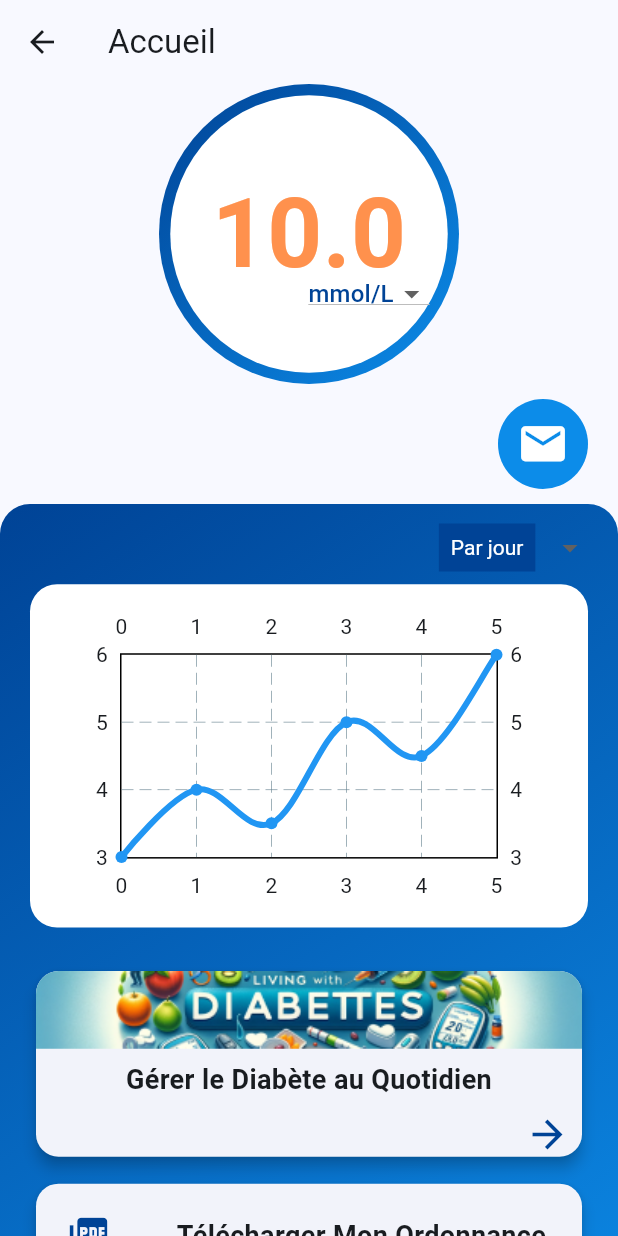
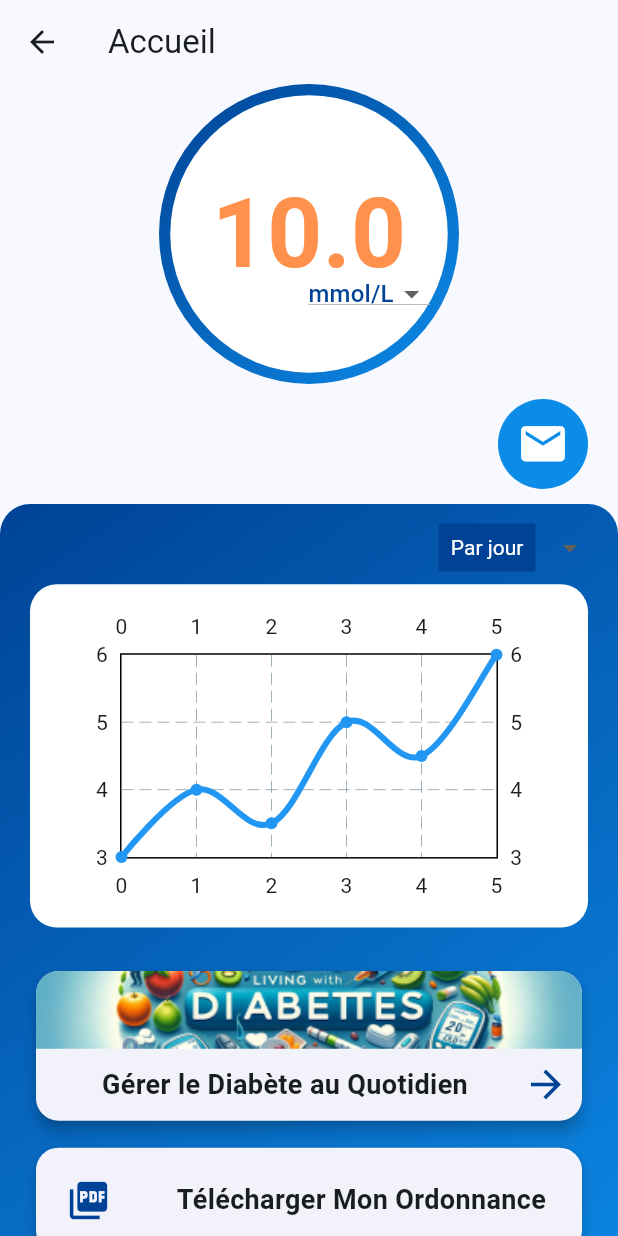
Before and after one commit to PaulDelamare/Diwe_front, a Flutter app: the HomePage screen opened by its route, on a phone screen of 412 x 824 dp. Run offline on Flutter 3.47's test engine with Material 3 defaults, Android fonts, the phone set to English and light mode, and no system bars; drawn by our look-alikes of fl_chart.

Commit message:
le design de la card pour le blog à été ajuster.

```diff
--- a/lib/home/buttonBlog.dart
+++ b/lib/home/buttonBlog.dart
@@ -4,7 +4,7 @@ class ButtonBlogCard extends StatelessWidget {
   @override
   Widget build(BuildContext context) {
     return Container(
-      margin: EdgeInsets.symmetric(horizontal: 20), // Ajout de la même marge horizontale que celle utilisée dans le graphique.dart
+      margin: EdgeInsets.symmetric(horizontal: 20),
       child: GestureDetector(
         onTap: () {
           // Action à effectuer lorsque la carte est cliquée
@@ -24,12 +24,15 @@ class ButtonBlogCard extends StatelessWidget {
                 ClipRRect(
                   borderRadius: BorderRadius.vertical(top: Radius.circular(15)),
                   child: Image.asset(
-                    'assets/images/blog.png', // Chemin de votre image dans le dossier assets
+                    'assets/images/blog.png',
                     fit: BoxFit.cover,
                   ),
                 ),
                 Padding(
                   padding: const EdgeInsets.all(8.0),
+                  child: Row(
+                    children: [
+                      Expanded(
                         child: Text(
                           'Gérer le Diabète au Quotidien',
                           textAlign: TextAlign.center,
@@ -40,14 +43,12 @@ class ButtonBlogCard extends StatelessWidget {
                         ),
                       ),
                       Padding(
-                  padding: const EdgeInsets.symmetric(horizontal: 8.0),
-                  child: Row(
-                    children: [
-                      Spacer(), // Ajout d'un espace flexible pour pousser l'icône vers la droite
-                      Icon(
-                        Icons.arrow_forward, // Icone de la flèche
-                        color: Color(0xFF004396), // Couleur de l'icône
-                        size: 30, // Taille de l'icône
+                        padding: const EdgeInsets.all(1.0),
+                        child: Icon(
+                          Icons.arrow_forward,
+                          color: Color(0xFF004396),
+                          size: 30,
+                        ),
                       ),
                     ],
                   ),
--- a/lib/main.dart
+++ b/lib/main.dart
@@ -61,9 +61,6 @@ class _MyHomePageState extends State<MyHomePage> {
   @override
   Widget build(BuildContext context) {
     return Scaffold(
-      appBar: AppBar(
-        title: const Text('DIWE'),
-      ),
       // Afficher le contenu de la page sélectionnée
       body: _selectedPage,
       bottomNavigationBar: Navbar(onItemTapped: _onItemTapped),
```
Lines whose indentation alone changed are shown as unchanged.
